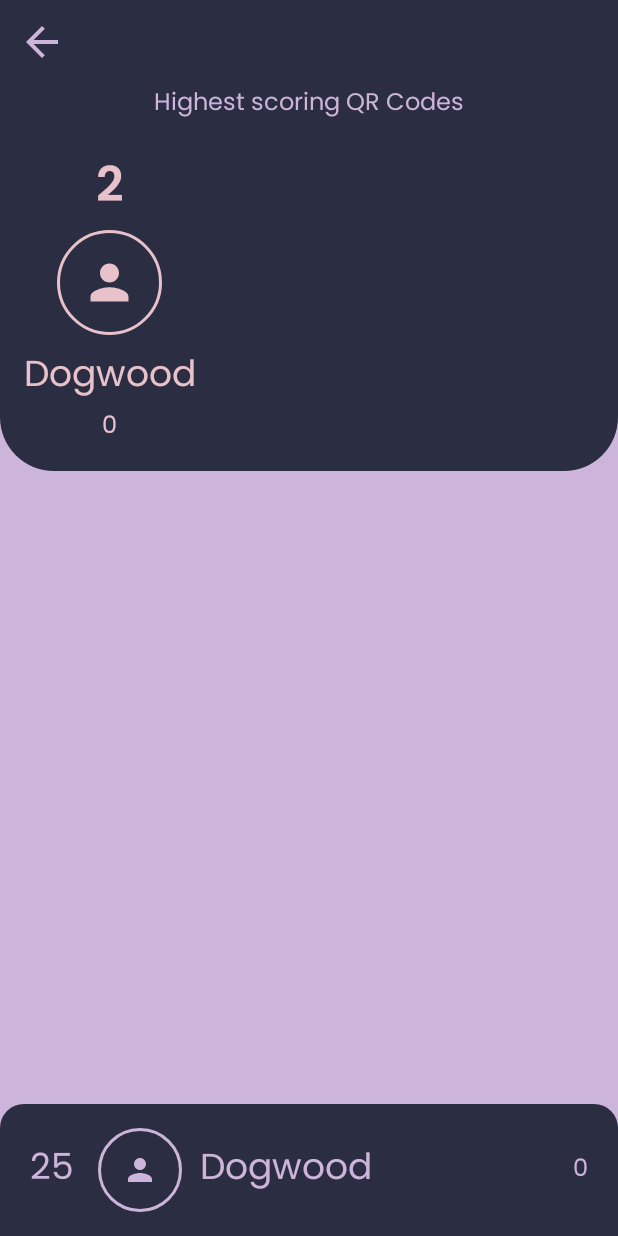
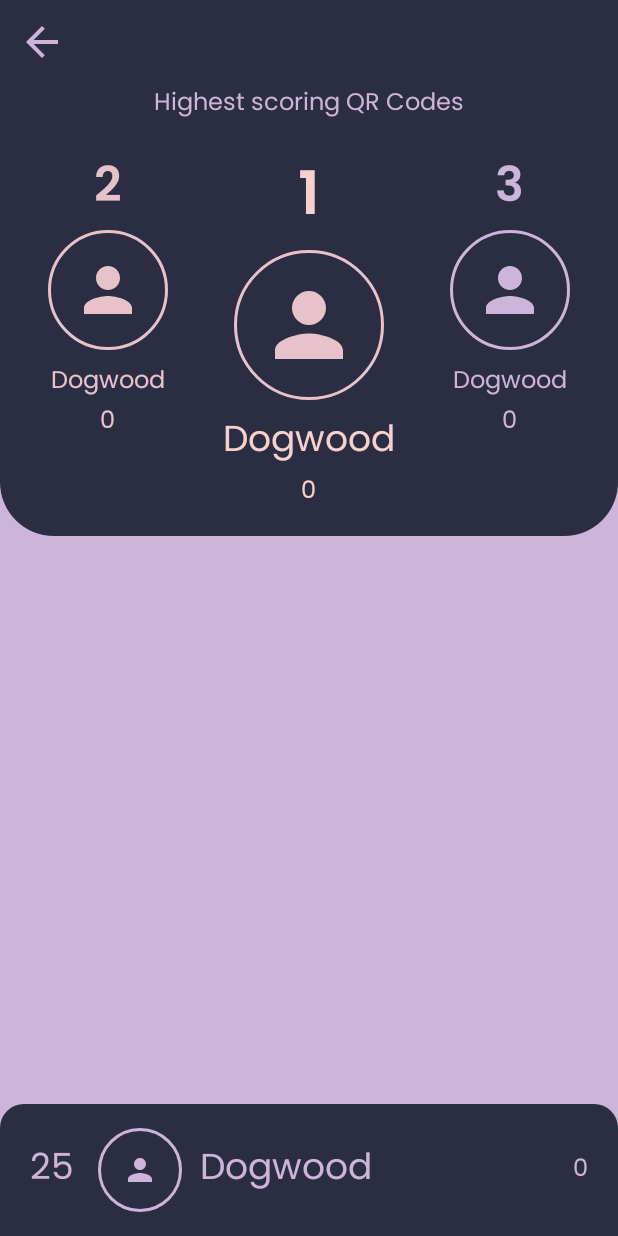
Before and after one commit to CMPUT301W23T33/QR-Quest, an Android app: the layout fragment_leaderboard.xml on its own in the app's theme, with its tools: preview values and no code run, on a phone screen of 412 x 824 dp. Run offline under Robolectric (Android 15) with nearby library versions, the phone set to English and light mode, and no system bars.

Commit message:
Added top sheet layout

```diff
--- /dev/null
+++ b/app/src/main/res/drawable/glowing_oval.xml
@@ -0,0 +1,5 @@
+<?xml version="1.0" encoding="utf-8"?>
+<shape xmlns:android="http://schemas.android.com/apk/res/android"
+    android:shape="oval">
+    <solid android:color="#AAF7D1CD"></solid>
+</shape>
--- /dev/null
+++ b/app/src/main/res/drawable/oval_shape_leaderboard_top_1.xml
@@ -0,0 +1,8 @@
+<?xml version="1.0" encoding="utf-8"?>
+<shape xmlns:android="http://schemas.android.com/apk/res/android"
+    android:shape="oval">
+    <solid android:color="@color/black" />
+    <corners android:radius="12dp"/>
+    <stroke android:width="2dp"
+        android:color="@color/pale_dogwood" />
+</shape>
--- a/app/src/main/res/layout/fragment_leaderboard.xml
+++ b/app/src/main/res/layout/fragment_leaderboard.xml
@@ -51,11 +51,14 @@
             android:textAlignment="center"/>
 
         <LinearLayout
+            android:id="@+id/display_user_2"
             android:layout_width="wrap_content"
             android:layout_height="wrap_content"
             android:orientation="vertical"
             android:padding="16dp"
-            android:layout_below="@id/name_leaderboard">
+            android:layout_below="@id/name_leaderboard"
+            android:layout_marginStart="16dp"
+            android:layout_alignParentStart="true">
 
             <TextView
                 android:id="@+id/ranking_2"
@@ -68,13 +71,13 @@
 
             <ImageView
                 android:id="@+id/profile_2"
-                android:layout_width="70dp"
-                android:layout_height="70dp"
+                android:layout_width="80dp"
+                android:layout_height="80dp"
                 android:contentDescription="@string/user_profile_description"
                 android:src="@drawable/baseline_person_24"
                 android:layout_gravity="center"
                 android:layout_marginBottom="8dp"
-                style="@style/Profile.Display.Leaderboard.Top" />
+                style="@style/Profile.Display.Leaderboard.Top.2" />
 
             <TextView
                 android:id="@+id/name_text_display_2"
@@ -82,7 +85,7 @@
                 android:layout_height="wrap_content"
                 android:text="@string/ex_name"
                 android:textColor="@color/fairy_tale"
-                android:textAppearance="@style/body"
+                android:textAppearance="@style/small"
                 android:ellipsize="end"
                 android:maxWidth="120dp"
                 android:maxLines="1"
@@ -98,6 +101,112 @@
                 android:layout_gravity="center"/>
 
         </LinearLayout>
+
+        <LinearLayout
+            android:id="@+id/display_user_1"
+            android:layout_width="wrap_content"
+            android:layout_height="wrap_content"
+            android:orientation="vertical"
+            android:padding="16dp"
+            android:layout_toEndOf="@id/display_user_2"
+            android:layout_toStartOf="@id/display_user_3"
+            android:layout_below="@id/name_leaderboard"
+            android:layout_centerHorizontal="true">
+
+            <TextView
+                android:id="@+id/ranking_1"
+                android:layout_width="wrap_content"
+                android:layout_height="wrap_content"
+                android:text="@string/rank_1"
+                android:textColor="@color/pale_dogwood"
+                android:textAppearance="@style/Heading.3"
+                android:layout_gravity="center"/>
+
+            <ImageView
+                android:id="@+id/profile_1"
+                android:layout_width="100dp"
+                android:layout_height="100dp"
+                android:contentDescription="@string/user_profile_description"
+                android:src="@drawable/baseline_person_24"
+                android:layout_gravity="center"
+                android:layout_marginBottom="8dp"
+                style="@style/Profile.Display.Leaderboard.Top.1" />
+
+            <TextView
+                android:id="@+id/name_text_display_1"
+                android:layout_width="wrap_content"
+                android:layout_height="wrap_content"
+                android:text="@string/ex_name"
+                android:textColor="@color/pale_dogwood"
+                android:textAppearance="@style/body"
+                android:ellipsize="end"
+                android:maxWidth="120dp"
+                android:maxLines="1"
+                android:layout_gravity="center"/>
+
+            <TextView
+                android:id="@+id/score_text_display_1"
+                android:layout_width="wrap_content"
+                android:layout_height="wrap_content"
+                android:text="@string/score_example"
+                android:textColor="@color/pale_dogwood"
+                android:textAppearance="@style/small"
+                android:layout_gravity="center"/>
+
+        </LinearLayout>
+
+        <LinearLayout
+            android:id="@+id/display_user_3"
+            android:layout_width="wrap_content"
+            android:layout_height="wrap_content"
+            android:orientation="vertical"
+            android:padding="16dp"
+            android:layout_alignParentEnd="true"
+            android:layout_below="@id/name_leaderboard"
+            android:layout_marginEnd="16dp">
+
+            <TextView
+                android:id="@+id/ranking_3"
+                android:layout_width="wrap_content"
+                android:layout_height="wrap_content"
+                android:text="@string/rank_3"
+                android:textColor="@color/thistle"
+                android:textAppearance="@style/Heading.4"
+                android:layout_gravity="center"/>
+
+            <ImageView
+                android:id="@+id/profile_3"
+                android:layout_width="80dp"
+                android:layout_height="80dp"
+                android:contentDescription="@string/user_profile_description"
+                android:src="@drawable/baseline_person_24"
+                android:layout_gravity="center"
+                android:layout_marginBottom="8dp"
+                style="@style/Profile.Display.Leaderboard" />
+
+            <TextView
+                android:id="@+id/name_text_display_3"
+                android:layout_width="wrap_content"
+                android:layout_height="wrap_content"
+                android:text="@string/ex_name"
+                android:textColor="@color/thistle"
+                android:textAppearance="@style/small"
+                android:ellipsize="end"
+                android:maxWidth="120dp"
+                android:maxLines="1"
+                android:layout_gravity="center"/>
+
+            <TextView
+                android:id="@+id/score_text_display_3"
+                android:layout_width="wrap_content"
+                android:layout_height="wrap_content"
+                android:text="@string/score_example"
+                android:textColor="@color/thistle"
+                android:textAppearance="@style/small"
+                android:layout_gravity="center"/>
+
+        </LinearLayout>
+
     </RelativeLayout>
 
     <LinearLayout
--- a/app/src/main/res/values/strings.xml
+++ b/app/src/main/res/values/strings.xml
@@ -70,5 +70,7 @@
     <string name="rank">25</string>
     <string name="leaderboard_name_example">Highest scoring QR Codes</string>
     <string name="rank_2">2</string>
+    <string name="rank_1">1</string>
+    <string name="rank_3">3</string>
 
 </resources>
--- a/app/src/main/res/values/styles.xml
+++ b/app/src/main/res/values/styles.xml
@@ -221,9 +221,15 @@
         <item name="tint">@color/thistle</item>
     </style>
 
-    <style name="Profile.Display.Leaderboard.Top" parent="">
+    <style name="Profile.Display.Leaderboard.Top.1" parent="">
         <item name="android:padding">16dp</item>
-        <item name="android:background">@drawable/oval_shape_leaderboard_top</item>
+        <item name="android:background">@drawable/oval_shape_leaderboard_top_2</item>
+        <item name="tint">@color/fairy_tale</item>
+    </style>
+
+    <style name="Profile.Display.Leaderboard.Top.2" parent="">
+        <item name="android:padding">16dp</item>
+        <item name="android:background">@drawable/oval_shape_leaderboard_top_2</item>
         <item name="tint">@color/fairy_tale</item>
     </style>
 
```
Also changed, not shown: app/src/main/res/drawable/oval_shape_leaderboard_top_2.xml (renamed from app/src/main/res/drawable/oval_shape_leaderboard_top.xml).
